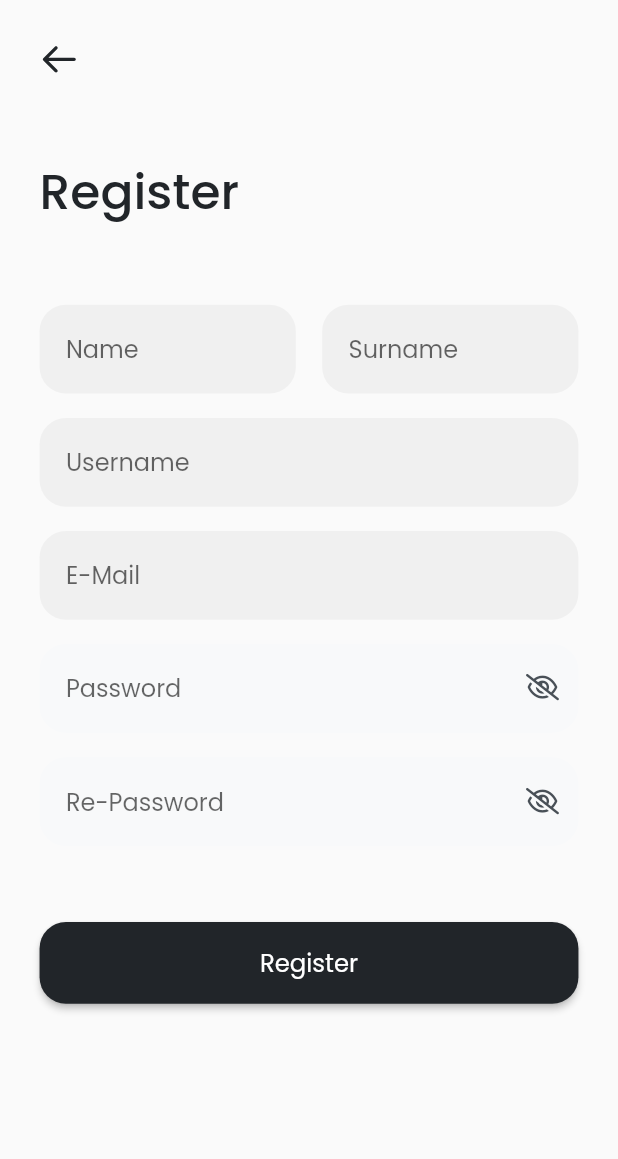
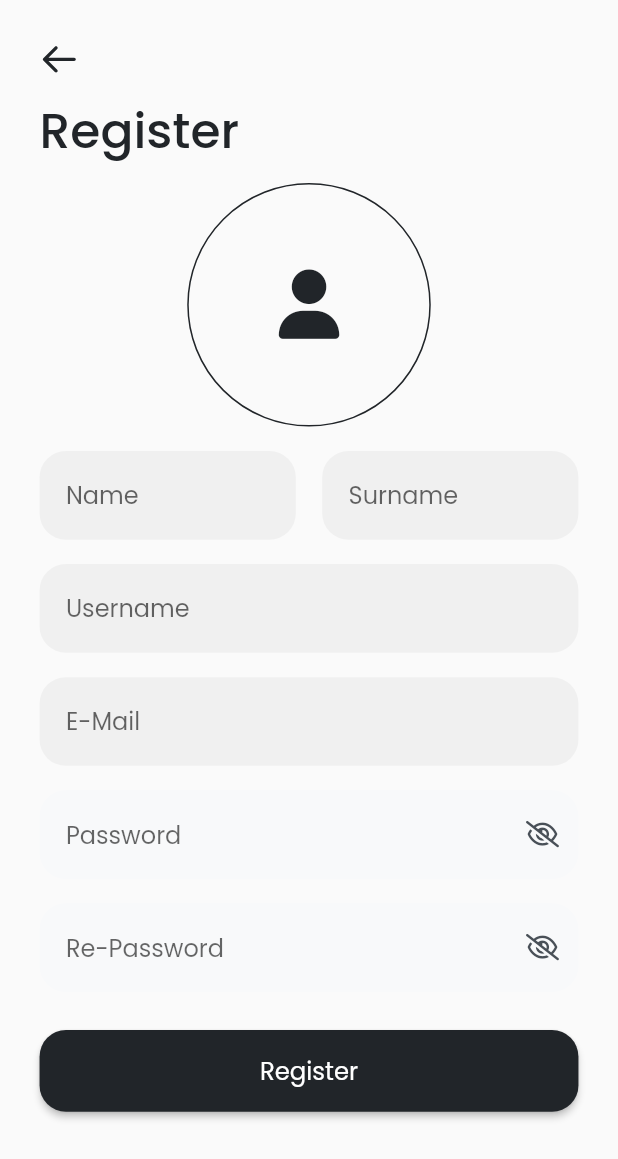
Before and after one commit to canvosk/baronlar, a Flutter app: the RegisterPage widget shown alone on an empty page, opened directly, on a phone screen of 412 x 824 dp. Shown: the top 1159 px of the screen. Run offline on Flutter 3.47's test engine with Material 2 defaults, Android fonts, the phone set to English and light mode, and no system bars; our stand-ins replace cloud_firestore, firebase_auth, firebase_core, flutter_screenutil, flutter_svg, font_awesome_flutter and 5 more; accounts and stored records are empty.

Commit message:
Profil Photo Done!
Codes were coded to get profil photo.

```diff
--- /dev/null
+++ b/lib/enums/permission_handler_enums.dart
@@ -0,0 +1,21 @@
+
+
+enum PermissionHandlerReturns{
+  error,
+  granted,
+  denied,
+  permanentlyDenied,
+}
+
+extension PermissionHandlerReturnsExtension on PermissionHandlerReturns{
+
+  static const Map<PermissionHandlerReturns,int> _keys = {
+    PermissionHandlerReturns.error:0,
+    PermissionHandlerReturns.granted:1,
+    PermissionHandlerReturns.denied:2,
+    PermissionHandlerReturns.permanentlyDenied:3,
+  };
+
+  int get key => _keys[this]!;
+
+}
--- a/lib/main.dart
+++ b/lib/main.dart
@@ -35,7 +35,7 @@ class MyApp extends StatelessWidget {
           ),
           debugShowCheckedModeBanner: false,
           title: "Chat App",
-          initialRoute: "/mainpage",
+          initialRoute: "/membership",
           getPages: appRoutes(),
           translations: Messages(),
           locale: Get.deviceLocale,
--- a/lib/models/user_model.dart
+++ b/lib/models/user_model.dart
@@ -3,6 +3,7 @@ import 'dart:convert';
 // ignore_for_file: public_member_api_docs, sort_constructors_first
 class UserModel {
   String? id;
+  String? base64;
   String? name;
   String? surname;
   String? username;
@@ -11,6 +12,7 @@ class UserModel {
 
   UserModel({
     this.id,
+    this.base64,
     this.name,
     this.surname,
     this.username,
@@ -19,9 +21,12 @@ class UserModel {
   });
 
 
+
+
   Map<String, dynamic> toMap() {
     return <String, dynamic>{
       'id': id,
+      'base64': base64,
       'name': name,
       'surname': surname,
       'username': username,
@@ -33,6 +38,7 @@ class UserModel {
   factory UserModel.fromMap(Map<String, dynamic> map) {
     return UserModel(
       id: map['id'] != null ? map['id'] as String : null,
+      base64: map['base64'] != null ? map['base64'] as String : null,
       name: map['name'] != null ? map['name'] as String : null,
       surname: map['surname'] != null ? map['surname'] as String : null,
       username: map['username'] != null ? map['username'] as String : null,
--- a/lib/services/membership_services.dart
+++ b/lib/services/membership_services.dart
@@ -43,9 +43,10 @@ class MembershipServices {
       if (user.user != null) {
         await firestoreHelper.setValueToCollection(
             collectionName: 'users',
-            docName: "user.user!.uid",
+            docName: user.user!.uid,
             data: {
               'name': registerViewModel.name.value,
+              'base64':registerViewModel.base64.value,
               'surname': registerViewModel.surname.value,
               'username': registerViewModel.username.value,
               'email': registerViewModel.email.value,
@@ -54,6 +55,7 @@ class MembershipServices {
 
         UserModel userModel = UserModel(
           id: user.user!.uid,
+          base64: registerViewModel.base64.value,
           name: registerViewModel.name.value,
           surname: registerViewModel.surname.value,
           username: registerViewModel.username.value,
--- a/lib/viewmodels/register_viewmodel.dart
+++ b/lib/viewmodels/register_viewmodel.dart
@@ -7,15 +7,16 @@ class RegisterViewModel extends GetxController {
   final email = "".obs;
   final password = "".obs;
   final repassword = "".obs;
+  final base64 = "".obs;
 
-  setValues({required String value, required int index}){
-
+  setValues({required String value, required int index}) {
     // index = 0 => for name
     // index = 1 => for surname
     // index = 2 => for username
     // index = 3 => for email
     // index = 4 => for password
     // index = 5 => for repassword
+    // index = 6 => for base64
 
     switch (index) {
       case 0:
@@ -36,8 +37,10 @@ class RegisterViewModel extends GetxController {
       case 5:
         repassword.value = value;
         break;
+      case 6:
+        base64.value = value;
+        break;
       default:
     }
-
   }
 }
--- a/lib/views/membership_pages/register_page/registerpage_imports.dart
+++ b/lib/views/membership_pages/register_page/registerpage_imports.dart
@@ -1,11 +1,15 @@
 library registerpage_view;
 
+import 'dart:convert';
+
+import 'package:baronlar/helpers/select_photo_helper.dart';
 import 'package:baronlar/viewmodels/membership_viewmodel.dart';
 import 'package:flutter/material.dart';
 import 'package:flutter_screenutil/flutter_screenutil.dart';
 import 'package:flutter_svg/svg.dart';
 import 'package:font_awesome_flutter/font_awesome_flutter.dart';
 import 'package:get/get.dart';
+import 'package:image_picker/image_picker.dart';
 
 import '../../../constants/colors.dart';
 import '../../../constants/sizing.dart';
@@ -19,3 +23,4 @@ part 'widgets/register_email_textfield.dart';
 part 'widgets/register_username_textfield.dart';
 part 'widgets/register_password_textfield.dart';
 part 'widgets/register_repassword_textfield.dart';
+part 'widgets/register_profil_photo.dart';
--- a/lib/views/membership_pages/register_page/registerpage_view.dart
+++ b/lib/views/membership_pages/register_page/registerpage_view.dart
@@ -28,17 +28,21 @@ class RegisterPage extends StatelessWidget {
                 ),
               ),
               SizedBox(
-                height: 50.h,
+                height: 10.h,
               ),
               Text(
                 'register'.tr,
                 style: heading(golbat140),
               ),
               SizedBox(
-                height: 50.h,
+                height: 10.h,
               ),
               Column(
                 children: [
+                  const ProfilPhoto(),
+                  SizedBox(
+                    height: generalMarginH,
+                  ),
                   Row(
                     children: [
                       const Expanded(
@@ -71,17 +75,17 @@ class RegisterPage extends StatelessWidget {
                 ],
               ),
               SizedBox(
-                height: 50.h,
+                height: 25.h,
               ),
               Obx(() {
                 return ElevatedButton(
-                  onPressed: () {
+                  onPressed: () async{
                     if (membershipViewModel.registerLoading.value) {
                       return;
                     }
                     membershipViewModel.register().then((value) {
                       if (value) {
-                        Get.offAllNamed('/chatpage');
+                        Get.offAllNamed('/mainpage');
                         return;
                       }
                       return;
--- /dev/null
+++ b/lib/views/membership_pages/register_page/widgets/register_profil_photo.dart
@@ -0,0 +1,52 @@
+part of registerpage_view;
+
+class ProfilPhoto extends StatelessWidget {
+  const ProfilPhoto({
+    super.key,
+  });
+
+  @override
+  Widget build(BuildContext context) {
+    RegisterViewModel registerViewModel = Get.find();
+    return Obx(() {
+      return GestureDetector(
+        onTap: () async {
+          var image = await SelectPhotoHelper().takePhoto(
+              context: context, source: ImageSource.gallery, type: 1);
+          if (image is String) {
+            registerViewModel.setValues(value: image, index: 6);
+            return;
+          }
+          return;
+        },
+        child: registerViewModel.base64.value != ""
+            ? CircleAvatar(
+                backgroundColor: golbat140,
+                radius: 80.w,
+                child: CircleAvatar(
+                  radius: 79.w,
+                  backgroundImage: MemoryImage(
+                    const Base64Decoder()
+                        .convert(registerViewModel.base64.value),
+                  ),
+                ),
+              )
+            : Container(
+                width: 160.w,
+                height: 160.h,
+                decoration: BoxDecoration(
+                  shape: BoxShape.circle,
+                  border: Border.all(color: golbat140),
+                ),
+                child: Center(
+                  child: FaIcon(
+                    FontAwesomeIcons.solidUser,
+                    color: golbat140,
+                    size: 42.w,
+                  ),
+                ),
+              ),
+      );
+    });
+  }
+}
--- a/pubspec.yaml
+++ b/pubspec.yaml
@@ -24,6 +24,8 @@ dependencies:
   font_awesome_flutter: ^10.4.0
   firebase_auth: ^4.2.9
   get_storage: ^2.1.1
+  permission_handler: ^10.2.0
+  image_picker: ^0.8.7
 
 
 dev_dependencies:
```
Also changed, not shown: lib/helpers/permission_handler_helper.dart (added, +65 -0 lines), lib/helpers/select_photo_helper.dart (added, +64 -0 lines), pubspec.lock, 2637 other files.
